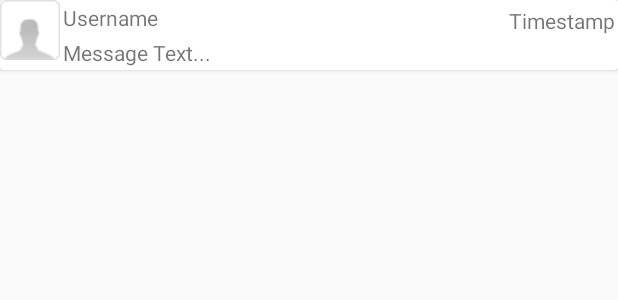
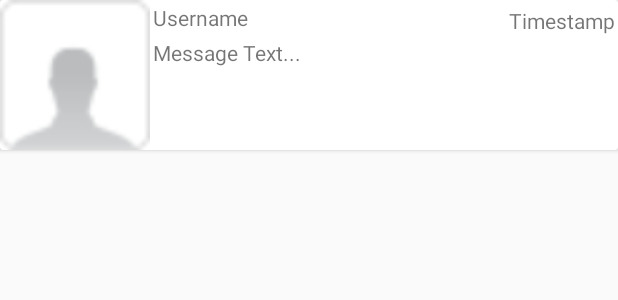
Before and after one commit to sona3184/Samples, an Android app: the layout card_app_new_message.xml on its own in the app's theme, with its tools: preview values and no code run, on a phone screen of 412 x 824 dp. Shown: the top 300 px of the screen. Run offline under Robolectric (Android 15) with nearby library versions, the phone set to English and light mode, and no system bars.

Commit message:
Loading avatar images using Picasso and setting fixed size of 100x100 dp

```diff
--- a/RxJavaSample/app/build.gradle
+++ b/RxJavaSample/app/build.gradle
@@ -42,4 +42,5 @@ dependencies {
     compile 'com.android.support:cardview-v7:24.0.0'
     compile 'com.jakewharton:butterknife:8.1.0'
     apt 'com.jakewharton:butterknife-compiler:8.1.0'
+    compile 'com.squareup.picasso:picasso:2.5.2'
 }
--- a/RxJavaSample/app/src/main/java/com/example/smuthuvijayan/rxsample/activity/AppNetStreamActivity.java
+++ b/RxJavaSample/app/src/main/java/com/example/smuthuvijayan/rxsample/activity/AppNetStreamActivity.java
@@ -12,6 +12,7 @@ import com.example.smuthuvijayan.rxsample.model.AppNetData;
 import com.example.smuthuvijayan.rxsample.model.Datum;
 import com.example.smuthuvijayan.rxsample.rest.AppNetRestService;
 import com.example.smuthuvijayan.rxsample.rest.RestServiceFactory;
+import com.squareup.picasso.Picasso;
 
 import java.util.ArrayList;
 import java.util.concurrent.TimeUnit;
@@ -34,9 +35,7 @@ public class AppNetStreamActivity extends AppCompatActivity {
     protected void onCreate(Bundle savedInstanceState) {
         super.onCreate(savedInstanceState);
         setContentView(R.layout.activity_app_net_stream);
-        ButterKnife.setDebug(true);
         ButterKnife.bind(this);
-
         LinearLayoutManager layoutManager = new LinearLayoutManager(this);
         layoutManager.setOrientation(LinearLayoutManager.VERTICAL);
         messageCardList.setLayoutManager(layoutManager);
--- a/RxJavaSample/app/src/main/res/layout/card_app_new_message.xml
+++ b/RxJavaSample/app/src/main/res/layout/card_app_new_message.xml
@@ -9,8 +9,8 @@
 
         <ImageView
             android:id="@+id/ivUserAvatar"
-            android:layout_width="wrap_content"
-            android:layout_height="wrap_content"
+            android:layout_width="@dimen/avatar_image_width"
+            android:layout_height="@dimen/avatar_image_height"
             android:src="@drawable/avatar_blank" />
 
         <TextView
--- a/RxJavaSample/app/src/main/res/values/dimens.xml
+++ b/RxJavaSample/app/src/main/res/values/dimens.xml
@@ -4,4 +4,6 @@
     <dimen name="activity_vertical_margin">16dp</dimen>
     <dimen name="text_view_padding">2dp</dimen>
     <dimen name="timestamp_margin">2dp</dimen>
+    <dimen name="avatar_image_width">100dp</dimen>
+    <dimen name="avatar_image_height">100dp</dimen>
 </resources>
```
Also changed, not shown: RxJavaSample/app/src/main/java/com/example/smuthuvijayan/rxsample/adapter/AppNetMessageAdapter.java (+7 -1 lines).
